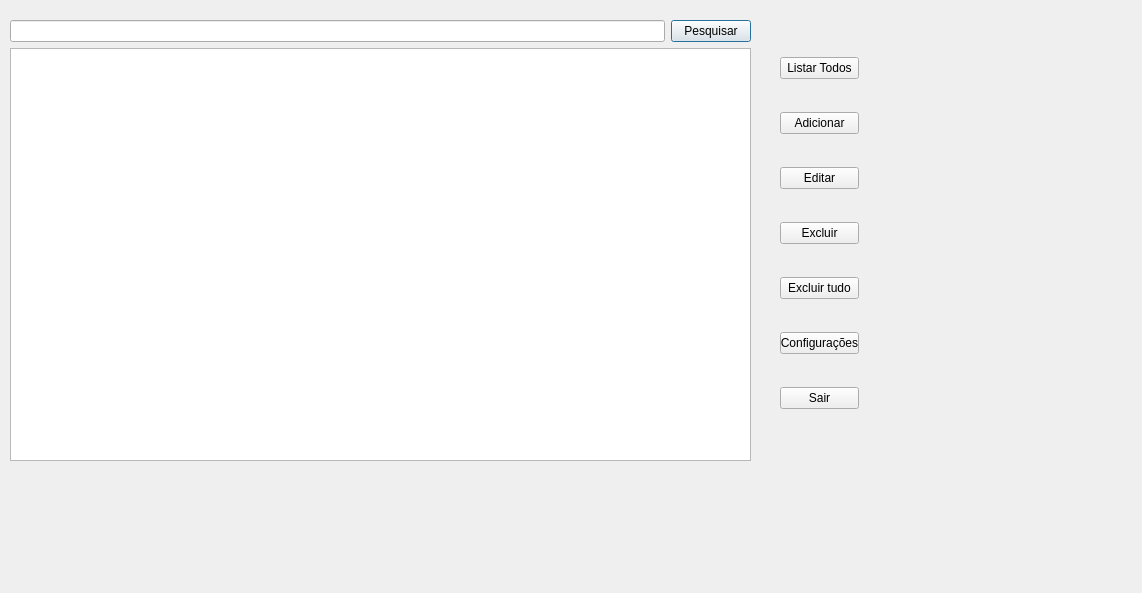
The window that TrabalhoFinalQT/mainwindow.ui (arianeam/prog.OOC-) describes before a commit, drawn with Qt 5.
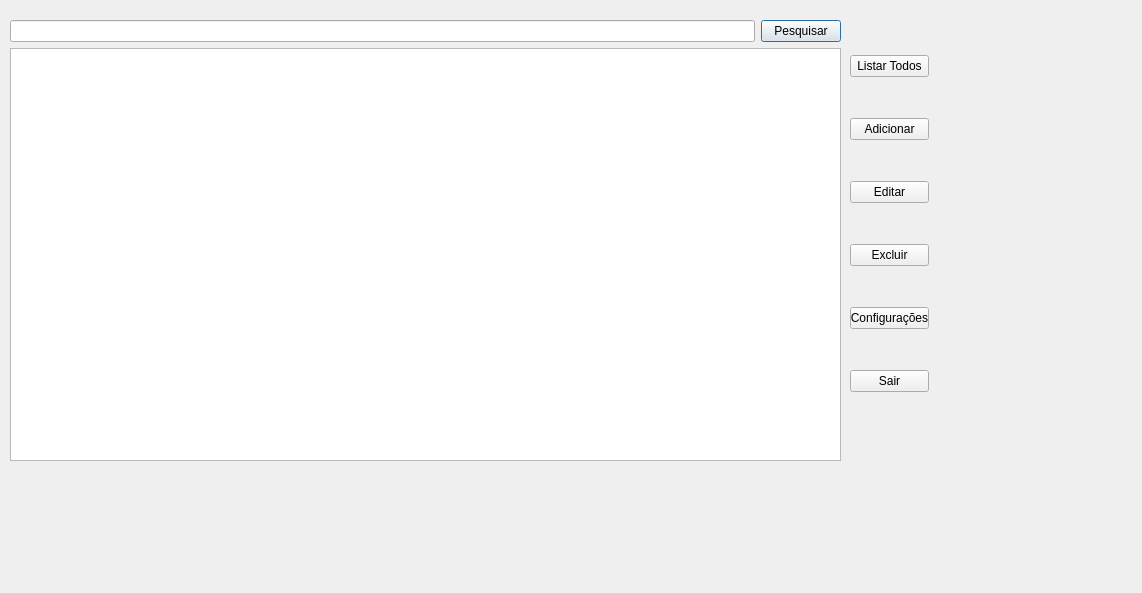
The same window after the commit.

Patch:
```diff
--- a/TrabalhoFinalQT/mainwindow.ui
+++ b/TrabalhoFinalQT/mainwindow.ui
@@ -10,6 +10,12 @@
     <height>593</height>
    </rect>
   </property>
+  <property name="maximumSize">
+   <size>
+    <width>1142</width>
+    <height>593</height>
+   </size>
+  </property>
   <property name="windowTitle">
    <string>Dialog</string>
   </property>
@@ -18,7 +24,7 @@
     <rect>
      <x>10</x>
      <y>20</y>
-     <width>741</width>
+     <width>831</width>
      <height>441</height>
     </rect>
    </property>
@@ -56,8 +62,8 @@
   <widget class="QWidget" name="layoutWidget">
    <property name="geometry">
     <rect>
-     <x>780</x>
-     <y>30</y>
+     <x>850</x>
+     <y>20</y>
      <width>79</width>
      <height>411</height>
     </rect>
@@ -91,13 +97,6 @@
       </property>
      </widget>
     </item>
-    <item>
-     <widget class="QPushButton" name="excluirTudoBtn">
-      <property name="text">
-       <string>Excluir tudo</string>
-      </property>
-     </widget>
-    </item>
     <item>
      <widget class="QPushButton" name="configBtn">
       <property name="text">
```
